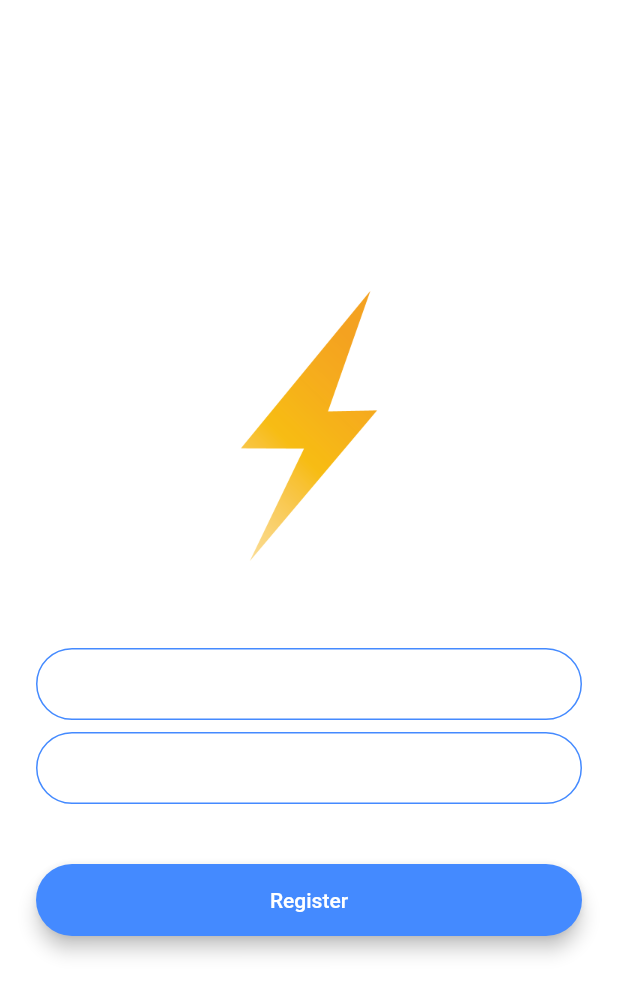
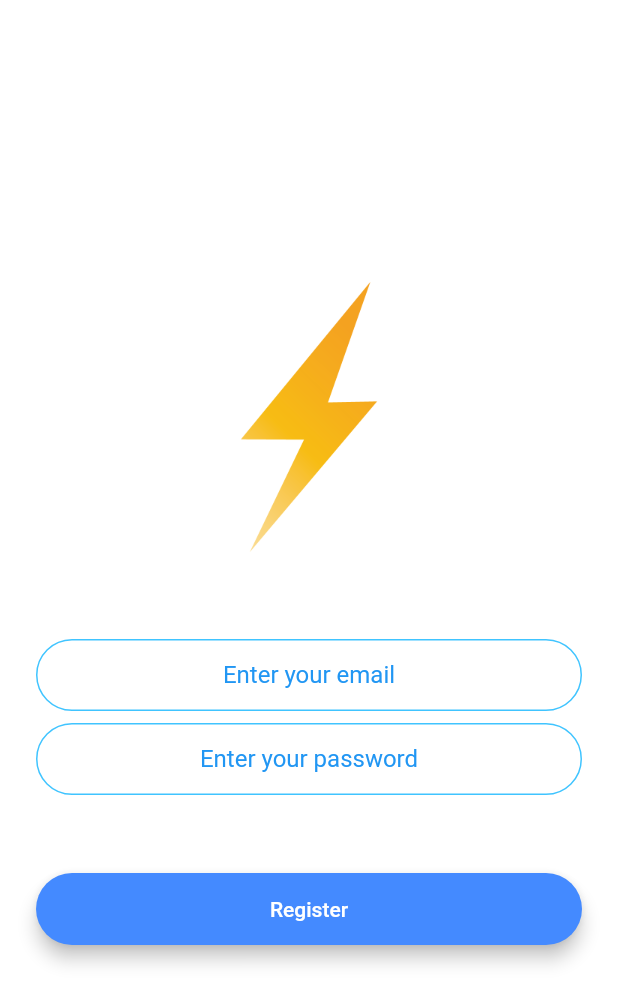
Before and after one commit to temilolasayo/flash_chat, a Flutter app: the screen it shows after launch, after a tap on "Register", on a phone screen of 412 x 824 dp. Shown: the top 1004 px of the screen. Run offline on Flutter 3.47's test engine with Material 2 defaults, Android fonts, the phone set to English and light mode, and no system bars; our stand-ins replace animated_text_kit, firebase_auth, firebase_core; accounts and stored records are empty.

Commit message:
Setup firebase and added  the registration functionality

```diff
--- a/lib/components/rounded_button.dart
+++ b/lib/components/rounded_button.dart
@@ -27,6 +27,7 @@ class RoundedButton extends StatelessWidget {
           height: 42.0,
           child: Text(
             buttonText,
+            style: const TextStyle(color: Colors.white),
           ),
         ),
       ),
--- a/lib/constants.dart
+++ b/lib/constants.dart
@@ -17,3 +17,20 @@ const kMessageContainerDecoration = BoxDecoration(
     top: BorderSide(color: Colors.lightBlueAccent, width: 2.0),
   ),
 );
+
+const kTextFieldDecoration = InputDecoration(
+  hintText: 'Enter a value',
+  hintStyle: TextStyle(color: Colors.blue),
+  contentPadding: EdgeInsets.symmetric(vertical: 10.0, horizontal: 20.0),
+  border: OutlineInputBorder(
+    borderRadius: BorderRadius.all(Radius.circular(32.0)),
+  ),
+  enabledBorder: OutlineInputBorder(
+    borderSide: BorderSide(color: Colors.lightBlueAccent, width: 1.0),
+    borderRadius: BorderRadius.all(Radius.circular(32.0)),
+  ),
+  focusedBorder: OutlineInputBorder(
+    borderSide: BorderSide(color: Colors.lightBlueAccent, width: 2.0),
+    borderRadius: BorderRadius.all(Radius.circular(32.0)),
+  ),
+);
--- a/lib/main.dart
+++ b/lib/main.dart
@@ -1,10 +1,20 @@
+import 'package:firebase_core/firebase_core.dart';
 import 'package:flash_chat/screens/chat_screen.dart';
 import 'package:flash_chat/screens/login_screen.dart';
 import 'package:flash_chat/screens/registration_screen.dart';
 import 'package:flash_chat/screens/welcome_screen.dart';
 import 'package:flutter/material.dart';
 
-void main() {
+Future<void> main() async {
+  WidgetsFlutterBinding.ensureInitialized();
+  // await Firebase.initializeApp(options: DefaultFirebaseOptions.currentPlatform)
+  await Firebase.initializeApp(
+      options: const FirebaseOptions(
+          apiKey: "AIzaSyCHqBTtp_8_qm3k6gpD2unOOEWWW6W6a90",
+          appId: "1:802384217643:android:969f4f684c748e536c8c6e",
+          messagingSenderId: "802384217643",
+          projectId: "flash-chat-f9848"));
+  // await Firebase.initializeApp().whenComplete(() => print("COMPLETED"));
   runApp(const FlashChat());
 }
 
@@ -13,19 +23,11 @@ class FlashChat extends StatelessWidget {
 
   @override
   Widget build(BuildContext context) {
-    return MaterialApp(
-        theme: ThemeData.dark().copyWith(
-          textTheme: const TextTheme(
-            bodyLarge: TextStyle(color: Colors.black54),
-          ),
-        ),
-        // home: WelcomeScreen(),
-        initialRoute: WelcomeScreen.id,
-        routes: {
-          WelcomeScreen.id: (context) => const WelcomeScreen(),
-          ChatScreen.id: (context) => const ChatScreen(),
-          LoginScreen.id: (context) => const LoginScreen(),
-          RegistrationScreen.id: (context) => const RegistrationScreen(),
-        });
+    return MaterialApp(initialRoute: WelcomeScreen.id, routes: {
+      WelcomeScreen.id: (context) => const WelcomeScreen(),
+      ChatScreen.id: (context) => const ChatScreen(),
+      LoginScreen.id: (context) => const LoginScreen(),
+      RegistrationScreen.id: (context) => const RegistrationScreen(),
+    });
   }
 }
--- a/lib/screens/registration_screen.dart
+++ b/lib/screens/registration_screen.dart
@@ -1,4 +1,7 @@
+import 'package:firebase_auth/firebase_auth.dart';
 import 'package:flash_chat/components/rounded_button.dart';
+import 'package:flash_chat/constants.dart';
+import 'package:flash_chat/screens/chat_screen.dart';
 import 'package:flutter/material.dart';
 
 class RegistrationScreen extends StatefulWidget {
@@ -11,6 +14,13 @@ class RegistrationScreen extends StatefulWidget {
 }
 
 class RegistrationScreenState extends State<RegistrationScreen> {
+  final _auth = FirebaseAuth.instance;
+  late String email;
+  late String password;
+  String errorMessage = '';
+  String emailErrorMessage = '';
+  String passwordErrorMessage = '';
+
   @override
   Widget build(BuildContext context) {
     return Scaffold(
@@ -32,49 +42,29 @@ class RegistrationScreenState extends State<RegistrationScreen> {
               height: 48.0,
             ),
             TextField(
+              textAlign: TextAlign.center,
+              keyboardType: TextInputType.emailAddress,
               onChanged: (value) {
-                //Do something with the user input.
+                email = value;
               },
-              decoration: const InputDecoration(
-                hintText: 'Enter your email',
-                contentPadding:
-                    EdgeInsets.symmetric(vertical: 10.0, horizontal: 20.0),
-                border: OutlineInputBorder(
-                  borderRadius: BorderRadius.all(Radius.circular(32.0)),
-                ),
-                enabledBorder: OutlineInputBorder(
-                  borderSide: BorderSide(color: Colors.blueAccent, width: 1.0),
-                  borderRadius: BorderRadius.all(Radius.circular(32.0)),
-                ),
-                focusedBorder: OutlineInputBorder(
-                  borderSide: BorderSide(color: Colors.blueAccent, width: 2.0),
-                  borderRadius: BorderRadius.all(Radius.circular(32.0)),
-                ),
-              ),
+              decoration:
+                  kTextFieldDecoration.copyWith(hintText: 'Enter your email'),
             ),
             const SizedBox(
               height: 8.0,
             ),
             TextField(
+              textAlign: TextAlign.center,
+              obscureText: true,
               onChanged: (value) {
-                //Do something with the user input.
+                password = value;
               },
-              decoration: const InputDecoration(
-                hintText: 'Enter your password',
-                contentPadding:
-                    EdgeInsets.symmetric(vertical: 10.0, horizontal: 20.0),
-                border: OutlineInputBorder(
-                  borderRadius: BorderRadius.all(Radius.circular(32.0)),
-                ),
-                enabledBorder: OutlineInputBorder(
-                  borderSide: BorderSide(color: Colors.blueAccent, width: 1.0),
-                  borderRadius: BorderRadius.all(Radius.circular(32.0)),
-                ),
-                focusedBorder: OutlineInputBorder(
-                  borderSide: BorderSide(color: Colors.blueAccent, width: 2.0),
-                  borderRadius: BorderRadius.all(Radius.circular(32.0)),
-                ),
-              ),
+              decoration: kTextFieldDecoration.copyWith(
+                  hintText: 'Enter your password'),
+            ),
+            Text(
+              errorMessage,
+              style: const TextStyle(fontSize: 10.0, color: Colors.red),
             ),
             const SizedBox(
               height: 24.0,
@@ -82,8 +72,16 @@ class RegistrationScreenState extends State<RegistrationScreen> {
             RoundedButton(
               buttonText: 'Register',
               color: Colors.blueAccent,
-              onPressed: () {
-                //Implement registration functionality.
+              onPressed: () async {
+                try {
+                  final newUser = await _auth.createUserWithEmailAndPassword(
+                      email: email, password: password);
+                  if (!mounted) return;
+                  Navigator.of(context).pushNamed(ChatScreen.id);
+                } catch (e) {
+                  errorMessage = e.toString();
+                  print(errorMessage);
+                }
               },
             ),
           ],
--- a/pubspec.yaml
+++ b/pubspec.yaml
@@ -15,6 +15,9 @@ dependencies:
 
   cupertino_icons: ^1.0.2
   animated_text_kit: ^4.2.2
+  firebase_core: ^2.15.1
+  firebase_auth: ^4.8.0
+  cloud_firestore: ^4.9.0
 
 dev_dependencies:
   flutter_test:
```
Also changed, not shown: lib/screens/chat_screen.dart (+16 -9 lines), lib/screens/login_screen.dart (+13 -36 lines), pubspec.lock, 6 other files.
